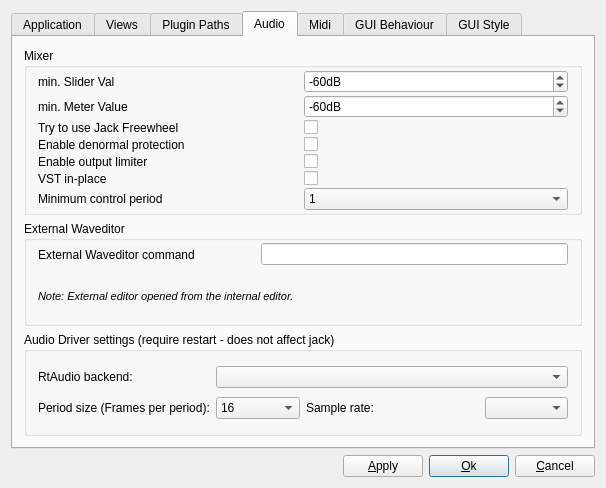
Before: the Qt Designer form muse3/muse/widgets/gensetbase.ui in emrum/muse, drawn with Qt 5.
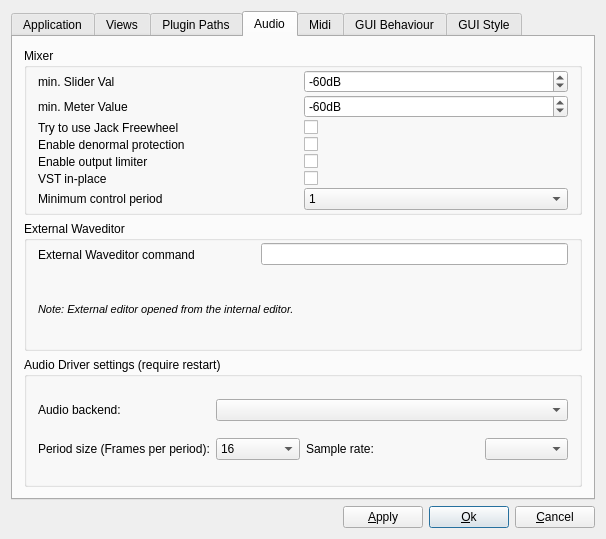
After: the same form once the commit is applied.

Commit message: revised audio device selection

The edit to the form file:
```diff
--- a/muse3/muse/widgets/gensetbase.ui
+++ b/muse3/muse/widgets/gensetbase.ui
@@ -7,7 +7,7 @@
     <x>0</x>
     <y>0</y>
     <width>606</width>
-    <height>488</height>
+    <height>539</height>
    </rect>
   </property>
   <property name="windowTitle">
@@ -936,7 +936,7 @@
        <item row="2" column="0">
         <widget class="QGroupBox" name="deviceAudioGroupBox">
          <property name="title">
-          <string>Audio Driver settings (require restart - does not affect jack)</string>
+          <string>Audio Driver settings (require restart)</string>
          </property>
          <layout class="QGridLayout" name="gridLayout">
           <item row="1" column="2">
@@ -955,7 +955,7 @@
              <string>&lt;html&gt;&lt;head/&gt;&lt;body&gt;&lt;p&gt;If you are using the RtAudio backend there are several supported drivers, including Alsa and Pulse audio. If MusE is running with Jack or the Dummy audio backend this has no effect.&lt;/p&gt;&lt;/body&gt;&lt;/html&gt;</string>
             </property>
             <property name="text">
-             <string>RtAudio backend:</string>
+             <string>Audio backend:</string>
             </property>
             <property name="wordWrap">
              <bool>false</bool>
```
Left out of the diff: 8 changed lines with no effect on the pictures. The commit also changes 6 other files.
